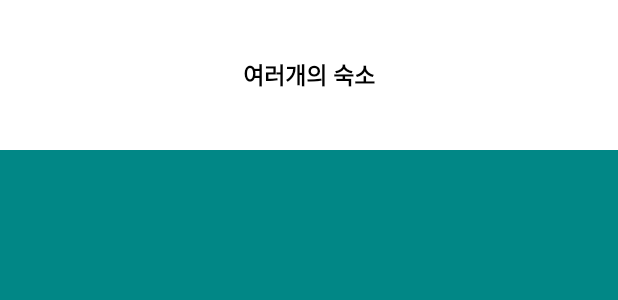
After one commit to birariro/Kotlin_Android, an Android app: the layout bottom_sheet.xml on its own in the app's theme, with its tools: preview values and no code run, on a phone screen of 412 x 824 dp. The commit adds this screen. Shown: the top 300 px of the screen. Run offline under Robolectric (Android 15) with nearby library versions, the phone set to English and light mode, and no system bars.

Commit message:
bottomSheet

```diff
--- a/NaverMap/app/build.gradle
+++ b/NaverMap/app/build.gradle
@@ -45,4 +45,10 @@ dependencies {
 
     implementation 'com.naver.maps:map-sdk:3.11.0'
     implementation 'com.google.android.gms:play-services-location:18.0.0'
+
+    //레트로핏
+    implementation 'com.squareup.retrofit2:retrofit:2.9.0'
+    implementation 'com.squareup.retrofit2:converter-gson:2.9.0'
+    //glide
+    implementation 'com.github.bumptech.glide:glide:4.12.0'
  }
--- /dev/null
+++ b/NaverMap/app/src/main/java/com/example/navermap/HouseDto.kt
@@ -0,0 +1,5 @@
+package com.example.navermap
+
+data class HouseDto(
+    val itmes:List<HouseModel>
+)
--- /dev/null
+++ b/NaverMap/app/src/main/res/drawable/top_radius_white_background.xml
@@ -0,0 +1,7 @@
+<?xml version="1.0" encoding="utf-8"?>
+<shape android:shape="rectangle"
+    xmlns:android="http://schemas.android.com/apk/res/android" >
+    <solid android:color="@color/white"/>
+    <corners android:topRightRadius="30dp"
+        android:topLeftRadius="30dp"/>
+</shape>
--- a/NaverMap/app/src/main/res/layout/activity_main.xml
+++ b/NaverMap/app/src/main/res/layout/activity_main.xml
@@ -1,5 +1,5 @@
 <?xml version="1.0" encoding="utf-8"?>
-<androidx.constraintlayout.widget.ConstraintLayout xmlns:android="http://schemas.android.com/apk/res/android"
+<androidx.coordinatorlayout.widget.CoordinatorLayout xmlns:android="http://schemas.android.com/apk/res/android"
     xmlns:app="http://schemas.android.com/apk/res-auto"
     xmlns:tools="http://schemas.android.com/tools"
     android:layout_width="match_parent"
@@ -11,4 +11,5 @@
         android:layout_width="match_parent"
         android:layout_height="match_parent"/>
 
-</androidx.constraintlayout.widget.ConstraintLayout>
+    <include layout="@layout/bottom_sheet"/>
+</androidx.coordinatorlayout.widget.CoordinatorLayout>
--- /dev/null
+++ b/NaverMap/app/src/main/res/layout/bottom_sheet.xml
@@ -0,0 +1,29 @@
+<?xml version="1.0" encoding="utf-8"?>
+<androidx.constraintlayout.widget.ConstraintLayout xmlns:android="http://schemas.android.com/apk/res/android"
+    android:layout_width="match_parent"
+    app:behavior_peekHeight="100dp"
+    app:layout_behavior="com.google.android.material.bottomsheet.BottomSheetBehavior"
+    android:layout_height="match_parent"
+    android:background="@drawable/top_radius_white_background"
+    xmlns:app="http://schemas.android.com/apk/res-auto">
+    <TextView
+        android:id="@+id/bottomSheetTitleTextView"
+        android:gravity="center"
+        android:textSize="15sp"
+        android:textStyle="bold"
+        android:textColor="@color/black"
+        android:text="여러개의 숙소"
+        app:layout_constraintTop_toTopOf="parent"
+        app:layout_constraintStart_toStartOf="parent"
+        app:layout_constraintEnd_toEndOf="parent"
+        android:layout_width="0dp"
+        android:layout_height="100dp"/>
+    <View
+        app:layout_constraintTop_toBottomOf="@+id/bottomSheetTitleTextView"
+        app:layout_constraintStart_toStartOf="parent"
+        app:layout_constraintEnd_toEndOf="parent"
+        app:layout_constraintBottom_toBottomOf="parent"
+        android:background="@color/teal_700"
+        android:layout_width="0dp"
+        android:layout_height="0dp"/>
+</androidx.constraintlayout.widget.ConstraintLayout>
```
Also changed, not shown: NaverMap/app/src/main/java/com/example/navermap/HouseModel.kt (added, +10 -0 lines), NaverMap/app/src/main/java/com/example/navermap/HouseService.kt (added, +9 -0 lines).
